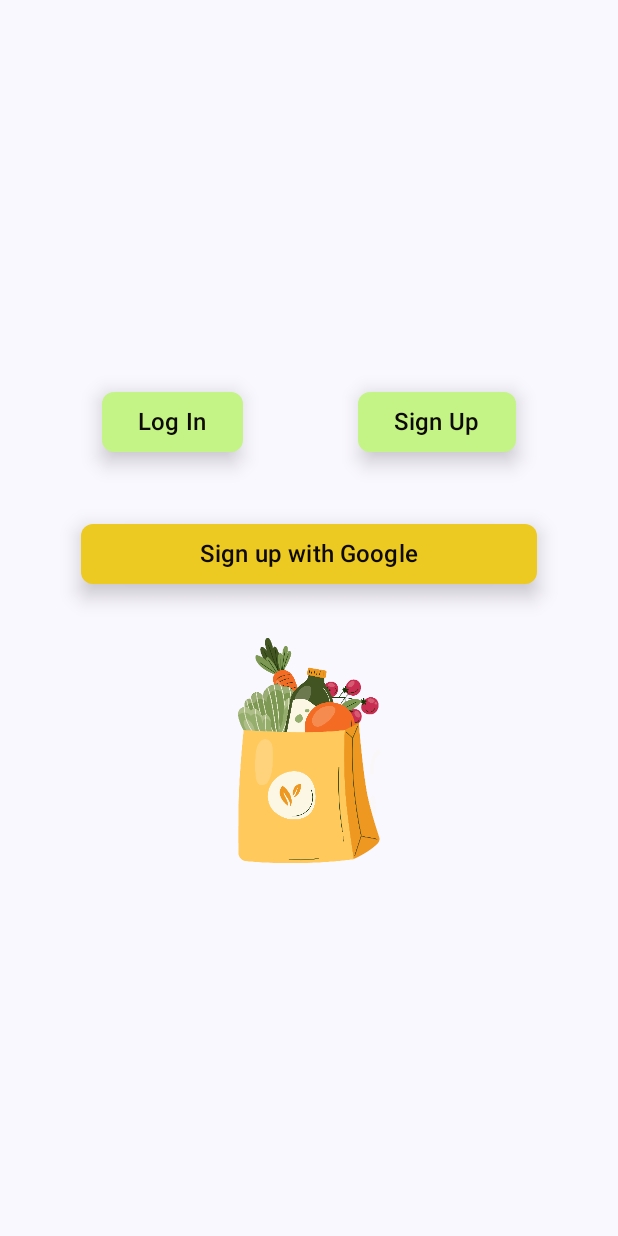
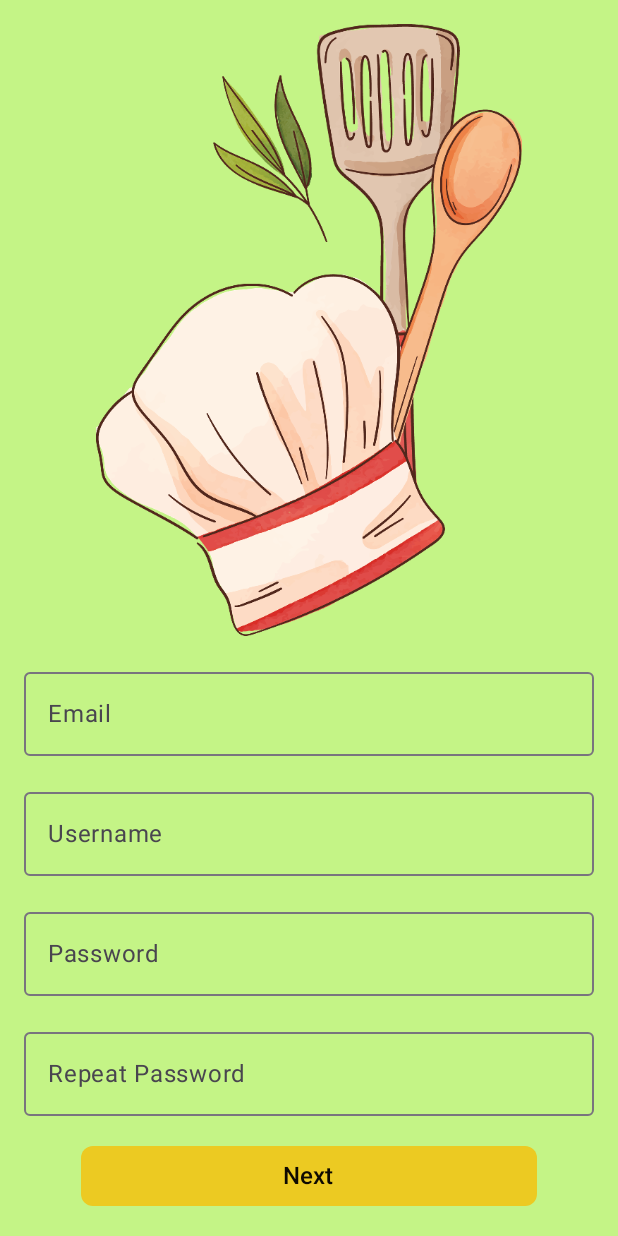
Before and after one commit to PAMN-P10/PAMN_Project, an Android app built with Jetpack Compose: the WelcomeOptionsScreen screen opened through its navigation route, after a tap on "Sign Up", on a phone screen of 412 x 824 dp. Run offline under Robolectric (Android 15) with nearby library versions, the phone set to English and light mode, and no system bars; 1 other tap on this screen came first.

Commit message:
auth screens funcionales

```diff
--- a/app/src/main/java/com/example/pamn_project/MainActivity.kt
+++ b/app/src/main/java/com/example/pamn_project/MainActivity.kt
@@ -15,13 +15,18 @@
 import androidx.navigation.compose.NavHost
 import androidx.navigation.compose.composable
 import androidx.navigation.compose.rememberNavController
+import com.example.pamn_project.screens.LoginScreen
+import com.example.pamn_project.screens.SignUp1Screen
+import com.example.pamn_project.screens.SignUp2Screen
 import com.example.pamn_project.screens.WelcomeScreen
 import com.example.pamn_project.screens.WelcomeOptionsScreen
 import com.example.pamn_project.ui.theme.PAMN_ProjectTheme
+import com.google.firebase.FirebaseApp
 
 class MainActivity : ComponentActivity() {
     override fun onCreate(savedInstanceState: Bundle?) {
         super.onCreate(savedInstanceState)
+        FirebaseApp.initializeApp(this) // Inicializa Firebase
         enableEdgeToEdge()
         setContent {
             PAMN_ProjectTheme {
@@ -45,13 +50,20 @@
                 navController = navController,
                 startDestination = "welcome_screen"
             ) {
-                // Pantalla de bienvenida
                 composable("welcome_screen") {
                     WelcomeScreen(navController = navController)
                 }
-                // Pantalla de opciones de autenticación
                 composable("welcome_options_screen") {
-                    WelcomeOptionsScreen()
+                    WelcomeOptionsScreen(navController = navController)
+                }
+                composable("login_screen") {
+                    LoginScreen(navController = navController)
+                }
+                composable("signup1_screen") {
+                    SignUp1Screen(navController = navController)
+                }
+                composable("signup2_screen") {
+                    SignUp2Screen(navController = navController)
                 }
             }
         }
--- /dev/null
+++ b/app/src/main/java/com/example/pamn_project/screens/SignUp1Screen.kt
@@ -0,0 +1,165 @@
+package com.example.pamn_project.screens
+
+import androidx.compose.foundation.Image
+import androidx.compose.foundation.background
+import androidx.compose.foundation.layout.*
+import androidx.compose.foundation.shape.RoundedCornerShape
+import androidx.compose.material3.*
+import androidx.compose.runtime.*
+import androidx.compose.ui.Alignment
+import androidx.compose.ui.Modifier
+import androidx.compose.ui.graphics.Color
+import androidx.compose.ui.text.input.PasswordVisualTransformation
+import androidx.compose.ui.text.input.VisualTransformation
+import androidx.compose.ui.unit.dp
+import androidx.compose.ui.unit.sp
+import androidx.navigation.NavController
+import coil.compose.rememberAsyncImagePainter
+import com.example.pamn_project.services.AuthService
+import kotlinx.coroutines.launch
+
+@Composable
+fun TextFieldWithWarning(
+    label: String,
+    value: String,
+    onValueChange: (String) -> Unit,
+    warning: String? = null,
+    visualTransformation: VisualTransformation = VisualTransformation.None
+) {
+    Column {
+        OutlinedTextField(
+            value = value,
+            onValueChange = onValueChange,
+            label = { Text(label) },
+            isError = warning != null,
+            visualTransformation = visualTransformation,
+            modifier = Modifier.fillMaxWidth()
+        )
+
+        warning?.let {
+            Spacer(modifier = Modifier.height(4.dp))
+            Text(it, color = Color.Red, fontSize = 12.sp)
+        }
+    }
+}
+
+
+@Composable
+fun SignUp1Screen(navController: NavController) {
+    var email by remember { mutableStateOf("") }
+    var username by remember { mutableStateOf("") }
+    var password by remember { mutableStateOf("") }
+    var repeatPassword by remember { mutableStateOf("") }
+
+    // For warnings
+    var emailWarning by remember { mutableStateOf<String?>(null) }
+    var usernameWarning by remember { mutableStateOf<String?>(null) }
+    var passwordWarning by remember { mutableStateOf<String?>(null) }
+    var repeatPasswordWarning by remember { mutableStateOf<String?>(null) }
+    var signUpError by remember { mutableStateOf<String?>(null) }
+
+    val coroutineScope = rememberCoroutineScope()
+
+    Column(
+        modifier = Modifier
+            .fillMaxSize()
+            .background(MaterialTheme.colorScheme.secondary)
+            .padding(16.dp),
+        verticalArrangement = Arrangement.Center,
+        horizontalAlignment = Alignment.CenterHorizontally
+    ) {
+        Image(
+            painter = rememberAsyncImagePainter("file:///android_asset/chef_hat.png"),
+            contentDescription = "Chef's Hat",
+            modifier = Modifier
+                .fillMaxWidth()
+                .weight(1f)
+        )
+
+        Spacer(modifier = Modifier.height(16.dp))
+
+        TextFieldWithWarning(
+            label = "Email",
+            value = email,
+            onValueChange = {
+                email = it
+                emailWarning = if (!android.util.Patterns.EMAIL_ADDRESS.matcher(it).matches()) {
+                    "Invalid email format"
+                } else null
+            },
+            warning = emailWarning
+        )
+
+        Spacer(modifier = Modifier.height(16.dp))
+
+        TextFieldWithWarning(
+            label = "Username",
+            value = username,
+            onValueChange = {
+                username = it
+                usernameWarning = if (!it.matches(Regex("^[A-Za-z0-9_-]+$"))) {
+                    "Invalid username format"
+                } else null
+            },
+            warning = usernameWarning
+        )
+
+        Spacer(modifier = Modifier.height(16.dp))
+
+        TextFieldWithWarning(
+            label = "Password",
+            value = password,
+            onValueChange = {
+                password = it
+                passwordWarning = when {
+                    it.length < 8 -> "Minimum of 8 characters"
+                    !it.any { char -> char.isUpperCase() } -> "At least 1 uppercase letter"
+                    !it.any { char -> char.isDigit() } -> "At least 1 digit"
+                    else -> null
+                }
+            },
+            warning = passwordWarning,
+            visualTransformation = PasswordVisualTransformation()
+        )
+
+        Spacer(modifier = Modifier.height(16.dp))
+
+        TextFieldWithWarning(
+            label = "Repeat Password",
+            value = repeatPassword,
+            onValueChange = {
+                repeatPassword = it
+                repeatPasswordWarning = if (it != password) {
+                    "Passwords do not match"
+                } else null
+            },
+            warning = repeatPasswordWarning,
+            visualTransformation = PasswordVisualTransformation()
+        )
+
+        Spacer(modifier = Modifier.height(16.dp))
+
+        Button(
+            onClick = {
+                coroutineScope.launch {
+                    val result = AuthService.registerUser(email, password)
+                    result.onSuccess {
+                        navController.navigate("signup2_screen")
+                    }.onFailure {
+                        signUpError = it.message
+                    }
+                }
+            },
+            colors = ButtonDefaults.buttonColors(containerColor = MaterialTheme.colorScheme.primaryContainer),
+            shape = RoundedCornerShape(8.dp),
+            modifier = Modifier.fillMaxWidth(0.8f)
+        ) {
+            Text("Next", color = MaterialTheme.colorScheme.primary, fontSize = 16.sp)
+        }
+
+        signUpError?.let {
+            Spacer(modifier = Modifier.height(8.dp))
+            Text(it, color = Color.Red, fontSize = 12.sp)
+        }
+    }
+}
--- a/app/src/main/java/com/example/pamn_project/screens/WelcomeOptionsScreen.kt
+++ b/app/src/main/java/com/example/pamn_project/screens/WelcomeOptionsScreen.kt
@@ -15,10 +15,11 @@
 import androidx.compose.ui.draw.shadow
 import androidx.compose.ui.unit.dp
 import androidx.compose.ui.unit.sp
+import androidx.navigation.NavController
 import coil.compose.rememberAsyncImagePainter
 
 @Composable
-fun WelcomeOptionsScreen() {
+fun WelcomeOptionsScreen(navController: NavController) {
     Column(
         modifier = Modifier
             .fillMaxSize()
@@ -31,7 +32,7 @@
             modifier = Modifier.fillMaxWidth()
         ) {
             Button(
-                onClick = { /* Acción de Log In */ },
+                onClick = { navController.navigate("login_screen") },
                 colors = ButtonDefaults.buttonColors(containerColor = Color(0xFFC4F486)),
                 shape = RoundedCornerShape(8.dp),
                 modifier = Modifier
@@ -42,7 +43,7 @@
             }
 
             Button(
-                onClick = { /* Acción de Sign Up */ },
+                onClick = { navController.navigate("signup1_screen") },
                 colors = ButtonDefaults.buttonColors(containerColor = Color(0xFFC4F486)),
                 shape = RoundedCornerShape(8.dp),
                 modifier = Modifier
@@ -56,7 +57,7 @@
         Spacer(modifier = Modifier.height(16.dp))
 
         Button(
-            onClick = { /* Acción de Sign Up con Google */ },
+            onClick = { navController.navigate("") },
             colors = ButtonDefaults.buttonColors(containerColor = Color(0xFFECCA22)),
             shape = RoundedCornerShape(8.dp),
             modifier = Modifier
--- a/app/src/main/java/com/example/pamn_project/screens/WelcomeScreen.kt
+++ b/app/src/main/java/com/example/pamn_project/screens/WelcomeScreen.kt
@@ -12,7 +12,6 @@
 import androidx.compose.ui.Alignment
 import androidx.compose.ui.Modifier
 import androidx.compose.ui.draw.shadow
-import androidx.compose.ui.graphics.Color
 import androidx.compose.ui.unit.dp
 import androidx.compose.ui.unit.sp
 import androidx.navigation.NavController
@@ -44,7 +43,7 @@
 
         Button(
             onClick = { navController.navigate("welcome_options_screen") },
-            colors = ButtonDefaults.buttonColors(containerColor = Color(0xFFECCA22)),
+            colors = ButtonDefaults.buttonColors(containerColor = MaterialTheme.colorScheme.primaryContainer),
             shape = RoundedCornerShape(8.dp),
             modifier = Modifier
                 .padding(16.dp)
@@ -52,10 +51,8 @@
         ) {
             Text(
                 text = "Let's start cooking!",
-                color = Color(0xFF0E0A01),
-                fontSize = 16.sp,
-                modifier = Modifier
-                    .shadow(4.dp, shape = RoundedCornerShape(8.dp))
+                color = MaterialTheme.colorScheme.primary,
+                fontSize = 16.sp
             )
         }
     }
--- a/app/src/main/java/com/example/pamn_project/ui/theme/Theme.kt
+++ b/app/src/main/java/com/example/pamn_project/ui/theme/Theme.kt
@@ -1,16 +1,11 @@
 package com.example.pamn_project.ui.theme
 
-import android.app.Activity
-import android.os.Build
 import androidx.compose.foundation.isSystemInDarkTheme
 import androidx.compose.material3.MaterialTheme
 import androidx.compose.material3.darkColorScheme
-import androidx.compose.material3.dynamicDarkColorScheme
-import androidx.compose.material3.dynamicLightColorScheme
 import androidx.compose.material3.lightColorScheme
 import androidx.compose.runtime.Composable
 import androidx.compose.ui.graphics.Color
-import androidx.compose.ui.platform.LocalContext
 
 // Define colores personalizados para Light y Dark Theme
 private val DarkColorScheme = darkColorScheme(
@@ -40,18 +35,10 @@
 @Composable
 fun PAMN_ProjectTheme(
     darkTheme: Boolean = isSystemInDarkTheme(),
-    dynamicColor: Boolean = true,
     content: @Composable () -> Unit
 ) {
-    // Selecciona esquema de colores según el modo y compatibilidad con Android 12+
-    val colorScheme = when {
-        dynamicColor && Build.VERSION.SDK_INT >= Build.VERSION_CODES.S -> {
-            val context = LocalContext.current
-            if (darkTheme) dynamicDarkColorScheme(context) else dynamicLightColorScheme(context)
-        }
-        darkTheme -> DarkColorScheme
-        else -> LightColorScheme
-    }
+    // Selecciona esquema de colores según el modo oscuro o claro
+    val colorScheme = if (darkTheme) DarkColorScheme else LightColorScheme
 
     MaterialTheme(
         colorScheme = colorScheme,
--- a/build.gradle.kts
+++ b/build.gradle.kts
@@ -3,4 +3,5 @@
     alias(libs.plugins.android.application) apply false
     alias(libs.plugins.kotlin.android) apply false
     alias(libs.plugins.kotlin.compose) apply false
+    id("com.google.gms.google-services") version "4.4.2" apply false
 }
--- a/gradle/libs.versions.toml
+++ b/gradle/libs.versions.toml
@@ -10,6 +10,9 @@
 composeBom = "2024.04.01"
 navigationRuntimeKtx = "2.8.3"
 navigationCompose = "2.8.3"
+storage = "1.5.0"
+firebaseAuthKtx = "23.1.0"
+firebaseCrashlyticsBuildtools = "3.0.2"
 
 [libraries]
 androidx-core-ktx = { group = "androidx.core", name = "core-ktx", version.ref = "coreKtx" }
@@ -29,6 +32,9 @@
 androidx-navigation-runtime-ktx = { group = "androidx.navigation", name = "navigation-runtime-ktx", version.ref = "navigationRuntimeKtx" }
 androidx-navigation-compose = { group = "androidx.navigation", name = "navigation-compose", version.ref = "navigationCompose" }
 coil-compose = { group = "io.coil-kt", name = "coil-compose", version = "2.2.2" }
+androidx-storage = { group = "androidx.test.services", name = "storage", version.ref = "storage" }
+firebase-auth-ktx = { group = "com.google.firebase", name = "firebase-auth-ktx", version.ref = "firebaseAuthKtx" }
+firebase-crashlytics-buildtools = { group = "com.google.firebase", name = "firebase-crashlytics-buildtools", version.ref = "firebaseCrashlyticsBuildtools" }
 
 [plugins]
 android-application = { id = "com.android.application", version.ref = "agp" }
```
Also changed, not shown: app/build.gradle.kts (+12 -0 lines), app/src/main/java/com/example/pamn_project/screens/LoginScreen.kt (added, +92 -0 lines), app/src/main/java/com/example/pamn_project/screens/SignUp2Screen.kt (added, +141 -0 lines), app/src/main/java/com/example/pamn_project/services/AuthService.kt (added, +35 -0 lines), app/src/main/java/com/example/pamn_project/services/FirebaseDatabaseService.kt (added, +26 -0 lines), app/src/main/assets/chef_hat.png (added), 1 other file.
